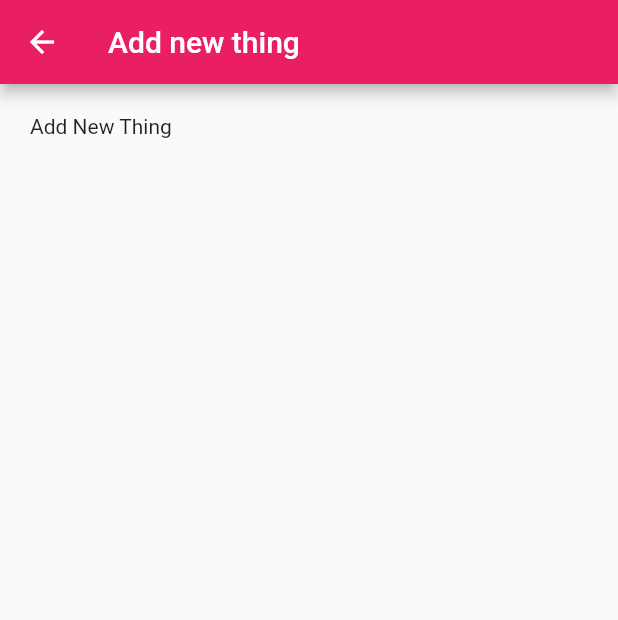
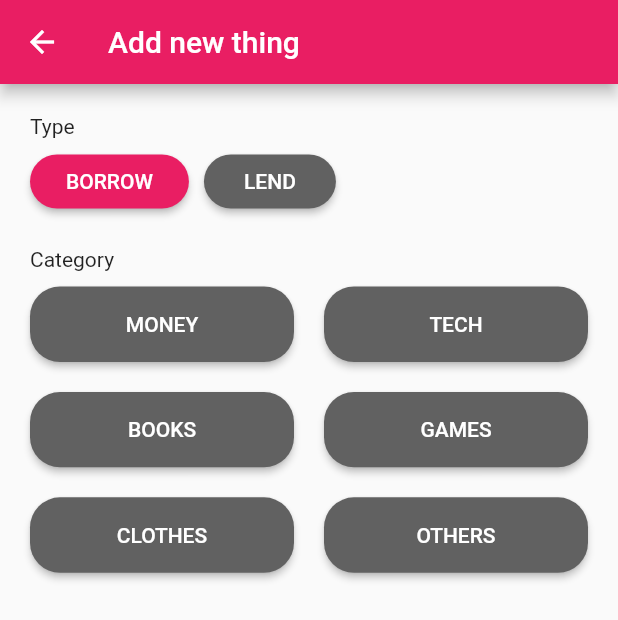
Before and after one commit to lohanidamodar/lender, a Flutter app: the AddPage screen opened by its route, on a phone screen of 412 x 824 dp. Shown: the top 620 px of the screen. Run offline on Flutter 3.47's test engine with Material 2 defaults, Android fonts, the phone set to English and light mode, and no system bars; our stand-ins replace cloud_firestore, firebase_auth, google_sign_in, rxdart; accounts and stored records are empty; Roboto replaces fonts that are missing (Raleway).

```diff
--- a/lib/ui/pages/add.dart
+++ b/lib/ui/pages/add.dart
@@ -1,6 +1,30 @@
 import 'package:flutter/material.dart';
+import 'package:lender/ui/widgets/raised_button_widget.dart';
 
-class AddPage extends StatelessWidget {
+class AddPage extends StatefulWidget {
+  final String type;
+
+  const AddPage({Key key, this.type = "borrow"}) : super(key: key);
+
+  @override
+  _AddPageState createState() {
+    return new _AddPageState();
+  }
+}
+
+class _AddPageState extends State<AddPage> {
+  bool formOne;
+  String type;
+  String category;
+  final List<String> categories = ["Money", "Tech", "Books", "Games", "Clothes", "Others"];
+
+  @override
+  void initState() {
+    super.initState();
+    formOne = true;
+    type = widget.type;
+  }
+
   @override
   Widget build(BuildContext context) {
     return Scaffold(
@@ -9,8 +33,68 @@ class AddPage extends StatelessWidget {
       ),
       body: Container(
         padding: EdgeInsets.all(20.0),
-        child: Text("Add New Thing"),
+        child: _buildFormOne(context),
       )
     );
   }
+
+  void _changeType(String selectedType) {
+    setState(() {
+      type = selectedType;
+    });
+  }
+
+  void _changeCategory(String selectedCategory) {
+    setState(() {
+      category = selectedCategory;
+    });
+  }
+
+  Widget _buildFormOne(BuildContext context) {
+    return Column(
+      crossAxisAlignment: CrossAxisAlignment.start,
+      children: <Widget>[
+        Text("Type"),
+        SizedBox(height: 5.0,),
+        Wrap(
+          spacing: 10.0,
+          children: <Widget>[
+            PBRaisedButton(
+              color: type == 'borrow' ? Theme.of(context).primaryColor : Colors.grey.shade700,
+              child: Text("Borrow".toUpperCase()),
+              onPressed: () => _changeType('borrow'),
+            ),
+            PBRaisedButton(
+              color: type == 'lend' ? Theme.of(context).primaryColor : Colors.grey.shade700,
+              child: Text("Lend".toUpperCase()),
+              onPressed: () => _changeType('lend'),
+            ),
+          ],
+        ),
+        SizedBox(height: 20.0,),
+        Text("Category"),
+        SizedBox(height: 10.0,),
+        _buildCategories(),
+
+      ],
+    );
+  }
+
+  Widget _buildCategories() {
+    return Container(
+      height: 300,
+      child: GridView.count(
+        crossAxisCount: 2,
+        childAspectRatio: 3.5,
+        crossAxisSpacing: 20.0,
+        mainAxisSpacing: 20.0,
+        children: categories.map((cat)=>PBRaisedButton(
+            color: category == cat ? Theme.of(context).primaryColor : Colors.grey.shade700,
+            child: Text(cat.toUpperCase()),
+            onPressed: () => _changeCategory(cat),
+          )).toList(),
+      ),
+    );
+  }
+
 }
--- a/lib/ui/widgets/raised_button_widget.dart
+++ b/lib/ui/widgets/raised_button_widget.dart
@@ -4,14 +4,16 @@ import 'package:flutter/material.dart';
 class PBRaisedButton extends StatelessWidget {
   final Widget child;
   final Function onPressed;
+  final Color color;
 
   PBRaisedButton({
-    Key key, @required this.child, @required this.onPressed,
+    Key key, @required this.child, @required this.onPressed, this.color,
   }) : super(key: key);
 
   @override
   Widget build(BuildContext context) {
     return RaisedButton(
+      color: color == null ? Theme.of(context).buttonTheme.colorScheme : color,
       textColor: Colors.white,
       onPressed: onPressed,
       child: child
```
